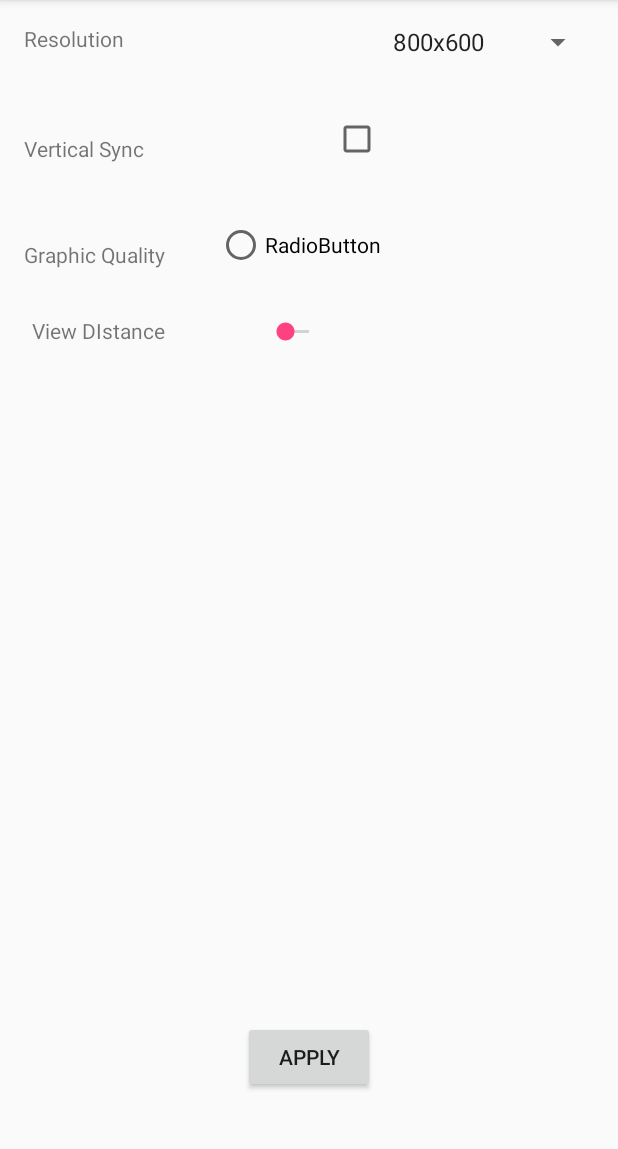
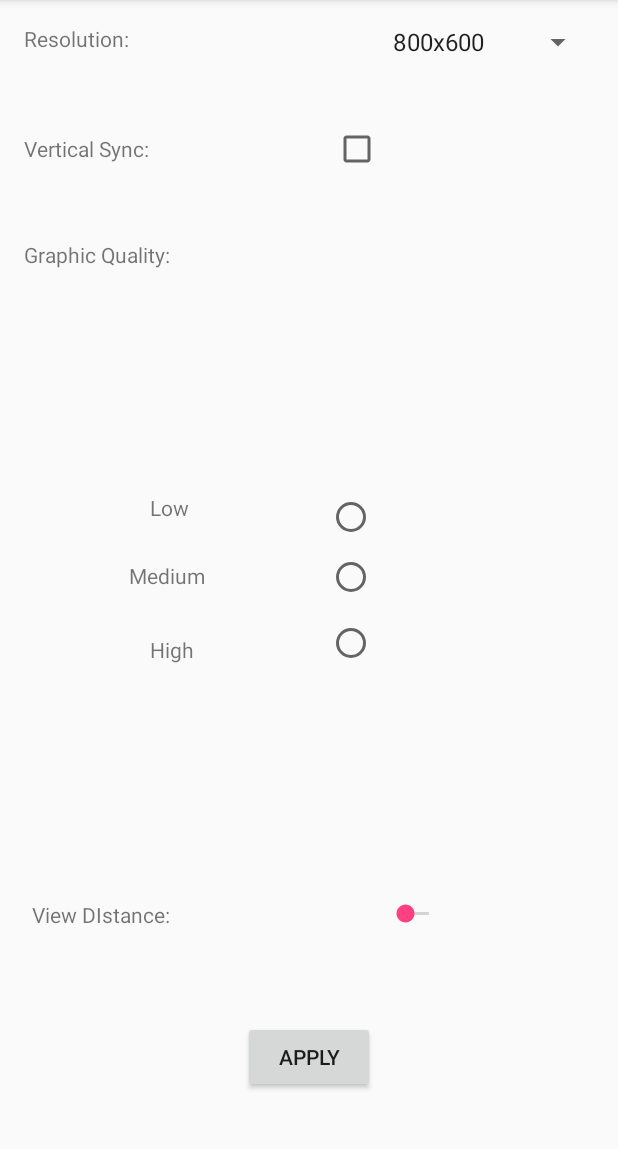
Before and after one commit to Toxyc95/Tox, an Android app: the screen it shows after launch (MainActivity), on a phone screen of 412 x 824 dp, the part 84-1233 px from its top. Run offline under Robolectric (Android 15) with nearby library versions, the phone set to English and light mode, and no system bars.

Commit message:
Radiogroup added + redesigned inside the group
Added the radiogroup and relocated all 3 radiobutton inside the group.
Radiobuttons and group still not functional. Everything else just exist.
Nothing really functional.

```diff
--- a/Beadando/app/src/main/java/androidbead/beadando/MainActivity.java
+++ b/Beadando/app/src/main/java/androidbead/beadando/MainActivity.java
@@ -9,6 +9,7 @@ import android.widget.AdapterView;
 import android.widget.ArrayAdapter;
 import android.widget.Button;
 import android.widget.Spinner;
+import android.widget.Toast;
 
 public class MainActivity extends AppCompatActivity {
 
@@ -28,6 +29,7 @@ public class MainActivity extends AppCompatActivity {
             @Override
             public void onItemSelected(AdapterView<?> parent, View view, int position, long id) {
 
+                //Toast.makeText(getBaseContext(), parent.getItemIdAtPosition(position)+" selected",Toast.LENGTH_LONG).show();
             }
 
             @Override
--- a/Beadando/app/src/main/res/layout/activity_main.xml
+++ b/Beadando/app/src/main/res/layout/activity_main.xml
@@ -28,57 +28,23 @@
     </Spinner>
 
     <TextView
-        android:text="Vertical Sync"
+        android:text="@string/verticalsync"
         android:layout_width="wrap_content"
         android:layout_height="wrap_content"
         android:layout_below="@+id/spinnerres"
         android:layout_marginTop="49dp"
-        android:id="@+id/textView6" />
+        android:id="@+id/verticalsync" />
 
-    <CheckBox
+ <TextView
+        android:text="@string/graphicquality"
         android:layout_width="wrap_content"
         android:layout_height="wrap_content"
-        android:layout_alignBottom="@+id/textView6"
-        android:layout_toLeftOf="@+id/spinnerres"
-        android:layout_toStartOf="@+id/spinnerres"
-        android:id="@+id/checkBox3" />
+        android:layout_below="@+id/verticalsync"
+        android:layout_marginTop="51dp"
+        android:id="@+id/graphicquality" />
 
-    <TextView
-        android:text="Graphic Quality"
-        android:layout_width="wrap_content"
-        android:layout_height="wrap_content"
-        android:layout_below="@+id/textView6"
-        android:layout_marginTop="51dp"
-        android:id="@+id/textView7" />
-
-    <RadioButton
-        android:text="RadioButton"
-        android:layout_width="wrap_content"
-        android:layout_height="wrap_content"
-        android:id="@+id/radioButton2"
-        android:layout_alignBottom="@+id/textView7"
-        android:layout_alignRight="@+id/checkBox3"
-        android:layout_alignEnd="@+id/checkBox3" />
-
-    <TextView
-        android:text="View DIstance"
-        android:layout_width="wrap_content"
-        android:layout_height="wrap_content"
-        android:layout_marginTop="31dp"
-        android:id="@+id/textView8"
-        android:layout_below="@+id/textView7"
-        android:layout_alignRight="@+id/textView7"
-        android:layout_alignEnd="@+id/textView7" />
-
-    <SeekBar
-        android:layout_width="wrap_content"
-        android:layout_height="wrap_content"
-        android:id="@+id/seekBar"
-        android:layout_alignBottom="@+id/textView8"
-        android:layout_toLeftOf="@+id/checkBox3" />
-
-    <Button
-        android:text="Apply"
+ <Button
+        android:text="@string/apbutton"
         android:layout_width="wrap_content"
         android:layout_height="wrap_content"
         android:layout_alignParentBottom="true"
@@ -86,5 +52,92 @@
         android:layout_marginBottom="23dp"
         android:id="@+id/apbutton" />
 
+ <SeekBar
+     android:layout_width="wrap_content"
+     android:layout_height="wrap_content"
+     android:id="@+id/viewdistanceseekbar"
+     android:layout_alignTop="@+id/viewdistandetextview"
+     android:layout_toRightOf="@+id/verticalsynccheckbox"
+     android:layout_toEndOf="@+id/verticalsynccheckbox"
+     android:scrollbarSize="30dp" />
+
+ <CheckBox
+     android:layout_width="wrap_content"
+     android:layout_height="wrap_content"
+     android:id="@+id/verticalsynccheckbox"
+     android:layout_alignBaseline="@+id/verticalsync"
+     android:layout_alignBottom="@+id/verticalsync"
+     android:layout_toLeftOf="@+id/spinnerres"
+     android:layout_toStartOf="@+id/spinnerres" />
+
+ <TextView
+        android:text="@string/viewdistandetextview"
+        android:layout_width="wrap_content"
+        android:layout_height="wrap_content"
+     android:id="@+id/viewdistandetextview"
+     android:layout_above="@+id/apbutton"
+     android:layout_alignRight="@+id/graphicquality"
+     android:layout_alignEnd="@+id/graphicquality"
+     android:layout_marginBottom="61dp" />
+
+
+ <TextView
+     android:text="@string/medium"
+     android:layout_width="wrap_content"
+     android:layout_height="wrap_content"
+     android:id="@+id/medium"
+     android:layout_centerVertical="true"
+     android:layout_toRightOf="@+id/res"
+     android:layout_toEndOf="@+id/res" />
+
+ <TextView
+     android:text="@string/low"
+     android:layout_width="wrap_content"
+     android:layout_height="wrap_content"
+     android:id="@+id/low"
+     android:layout_above="@+id/medium"
+     android:layout_toRightOf="@+id/verticalsync"
+     android:layout_toEndOf="@+id/verticalsync"
+     android:layout_marginBottom="26dp" />
+
+ <TextView
+     android:text="@string/high"
+     android:layout_width="wrap_content"
+     android:layout_height="wrap_content"
+     android:id="@+id/high"
+     android:layout_below="@+id/medium"
+     android:layout_alignLeft="@+id/low"
+     android:layout_alignStart="@+id/low"
+     android:layout_marginTop="30dp" />
+
+ <RadioGroup
+     android:layout_width="wrap_content"
+     android:layout_height="wrap_content"
+     android:layout_alignTop="@+id/low"
+     android:layout_alignRight="@+id/apbutton"
+     android:layout_alignEnd="@+id/apbutton">
+
+  <RadioButton
+      android:layout_width="wrap_content"
+      android:layout_height="wrap_content"
+      android:id="@+id/lowradiobutton"
+      android:layout_marginBottom="8dp"
+     />
+
+  <RadioButton
+      android:layout_width="wrap_content"
+      android:layout_height="wrap_content"
+      android:layout_marginBottom="12dp"
+      android:id="@+id/mediumradiobutton"
+     />
+
+  <RadioButton
+      android:layout_width="wrap_content"
+      android:layout_height="wrap_content"
+      android:id="@+id/highradiobutton"
+      android:layout_marginBottom="9dp"
+     />
+
+ </RadioGroup>
 
 </RelativeLayout>
--- a/Beadando/app/src/main/res/layout/activity_main2.xml
+++ b/Beadando/app/src/main/res/layout/activity_main2.xml
@@ -10,4 +10,11 @@
     android:paddingTop="@dimen/activity_vertical_margin"
     tools:context="androidbead.beadando.Main2Activity">
 
+    <TextView
+        android:text="Your settings are:"
+        android:layout_width="wrap_content"
+        android:layout_height="wrap_content"
+        android:id="@+id/textView"
+        android:layout_alignParentTop="true"
+        android:layout_centerHorizontal="true" />
 </RelativeLayout>
--- a/Beadando/app/src/main/res/values/strings.xml
+++ b/Beadando/app/src/main/res/values/strings.xml
@@ -1,6 +1,12 @@
 <resources>
     <string name="app_name">Options</string>
-    <string name="select_resolution">Resolution</string>
+    <string name="select_resolution">Resolution:</string>
+    <string name="verticalsync">Vertical Sync:</string>
+    <string name="graphicquality">Graphic Quality:</string>
+    <string name="viewdistandetextview">View DIstance:</string>
+    <string name="low">Low</string>
+    <string name="medium">Medium</string>
+    <string name="high">High</string>
     <string-array name="resolutions">
         <item>800x600</item>
         <item>1024x768</item>
@@ -12,5 +18,6 @@
         <item>2560x1600</item>
 
     </string-array>
+    <string name="apbutton">Apply</string>
 
 </resources>
```
